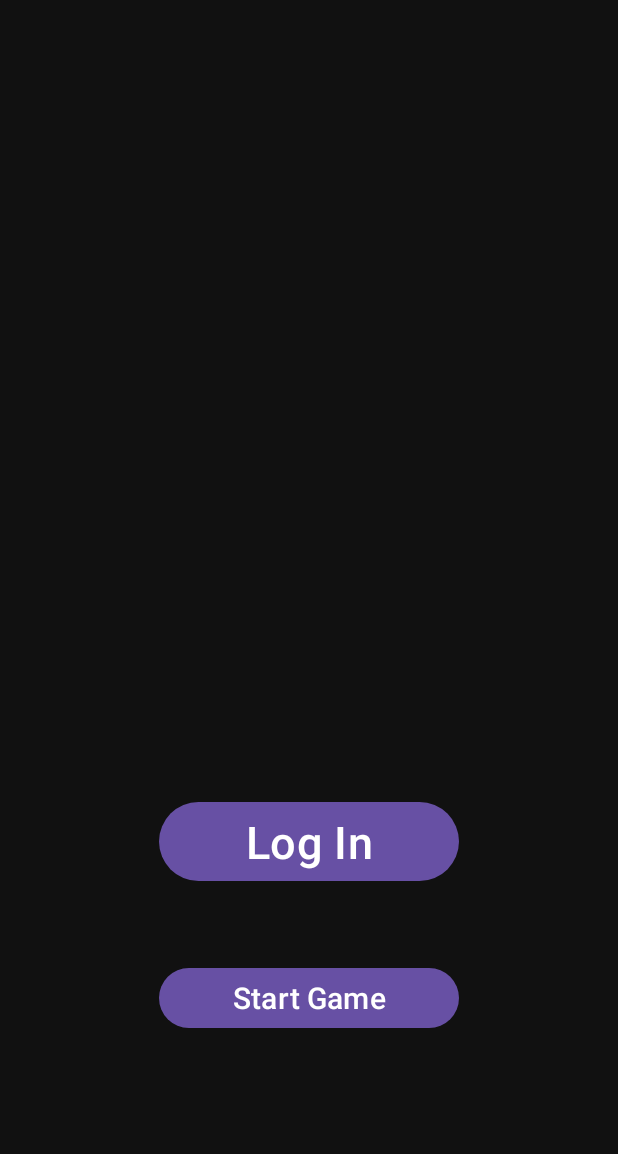
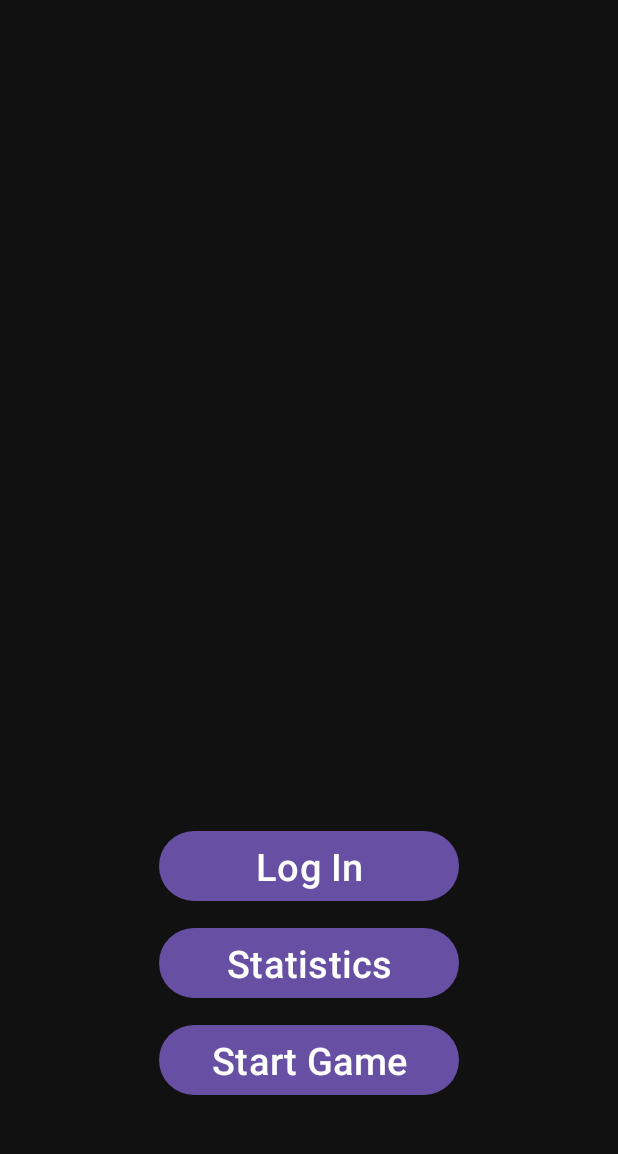
Before and after one commit to GilStein1/RubiksCube, an Android app: the screen it shows after launch (MainActivity), on a phone screen of 412 x 824 dp, the part 82-1236 px from its top. Run offline under Robolectric (Android 15) with nearby library versions, the phone set to English and light mode, and no system bars; our stand-ins replace Firebase (no records; nobody signed in at launch, a user with empty details on screens opened directly).

Commit message:
added a button to access the statistics from the main menu and made the statistics activity to look better

```diff
--- a/app/src/main/java/com/example/my3dproject/RubiksCubeManagerForSimpleBackgroundRotation.java
+++ b/app/src/main/java/com/example/my3dproject/RubiksCubeManagerForSimpleBackgroundRotation.java
@@ -44,19 +44,19 @@ public class RubiksCubeManagerForSimpleBackgroundRotation implements UpdatableCo
 		int side = (int)(Math.random()*3) - 1;
 		if(axis == 0) {
 			animateRotatingAroundX(
-				40, 0.28, Math.toRadians(90),
+				15, 0.28, Math.toRadians(90),
 				new Cube(side* rubiksCube.getSmallCubesSize(), 0, 0, rubiksCube.getSmallCubesSize())
 			);
 		}
 		else if(axis == 1) {
 			animateRotatingAroundY(
-				40, 0.28, Math.toRadians(90),
+				15, 0.28, Math.toRadians(90),
 				new Cube(0, side* rubiksCube.getSmallCubesSize(), 0, rubiksCube.getSmallCubesSize())
 			);
 		}
 		else {
 			animateRotatingAroundZ(
-				40, 0.28, Math.toRadians(90),
+				15, 0.28, Math.toRadians(90),
 				new Cube(0, 0, side* rubiksCube.getSmallCubesSize(), rubiksCube.getSmallCubesSize())
 			);
 		}
--- a/app/src/main/java/com/example/my3dproject/activities/MainActivity.java
+++ b/app/src/main/java/com/example/my3dproject/activities/MainActivity.java
@@ -48,6 +48,7 @@ public class MainActivity extends AppCompatActivity {
 	private FrameLayout frameLayout;
 	private DefaultController controller;
 	private ActivityResultLauncher<Intent> signUpActivityLauncher;
+	private ActivityResultLauncher<Intent> statisticsActivityLauncher;
 	private ActivityResultLauncher<Intent> gameActivityLauncher;
 	private Dialog logInDialog;
 	private EditText etEmail, etPassword;
@@ -72,6 +73,7 @@ public class MainActivity extends AppCompatActivity {
 	private void initViews() {
 		frameLayout = findViewById(R.id.flBackgroundCube);
 		this.signUpActivityLauncher = registerForActivityResult(new ActivityResultContracts.StartActivityForResult(), result -> {});
+		this.statisticsActivityLauncher = registerForActivityResult(new ActivityResultContracts.StartActivityForResult(), result -> {});
 		this.gameActivityLauncher = registerForActivityResult(new ActivityResultContracts.StartActivityForResult(), result -> {});
 		initDialog();
 	}
@@ -195,6 +197,11 @@ public class MainActivity extends AppCompatActivity {
 		logInDialog.show();
 	}
 
+	public void openStatsByButton(View view) {
+		Intent intent = new Intent(this, StatsActivity.class);
+		statisticsActivityLauncher.launch(intent);
+	}
+
 	public void startGameByButton(View view) {
 		controller.onDestroy();
 		controller = null;
--- a/app/src/main/res/layout/activity_main.xml
+++ b/app/src/main/res/layout/activity_main.xml
@@ -46,19 +46,28 @@
             <Button
                 android:layout_width="200dp"
                 android:layout_height="wrap_content"
+                android:layout_marginBottom="10dp"
                 android:layout_gravity="center"
                 android:text="Log In"
-                android:textSize="30sp"
+                android:textSize="25sp"
                 android:onClick="logInByButton"/>
 
             <Button
                 android:layout_width="200dp"
                 android:layout_height="wrap_content"
-                android:layout_marginTop="50dp"
-                android:layout_marginBottom="60dp"
+                android:layout_marginBottom="10dp"
+                android:layout_gravity="center"
+                android:text="Statistics"
+                android:textSize="25sp"
+                android:onClick="openStatsByButton"/>
+
+            <Button
+                android:layout_width="200dp"
+                android:layout_height="wrap_content"
+                android:layout_marginBottom="15dp"
                 android:layout_gravity="center"
                 android:text="Start Game"
-                android:textSize="20sp"
+                android:textSize="25sp"
                 android:onClick="startGameByButton"/>
 
         </LinearLayout>
```
Also changed, not shown: app/src/main/java/com/example/my3dproject/activities/StatsActivity.java (+21 -1 lines), app/src/main/res/layout/activity_stats.xml (+21 -3 lines).
